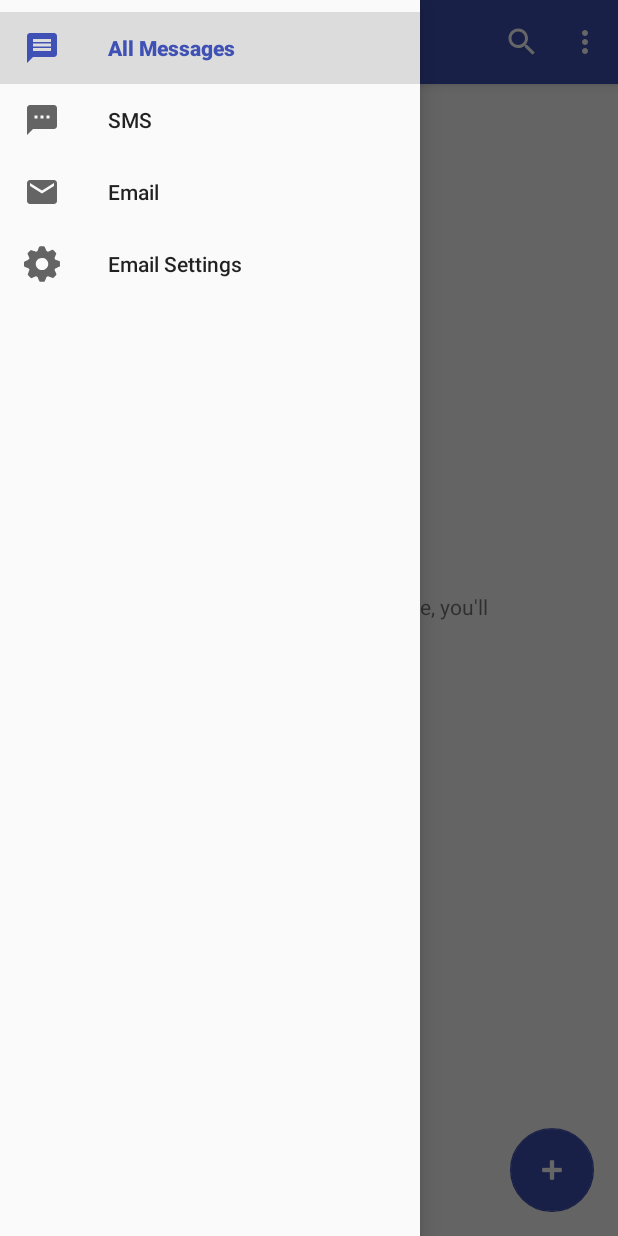
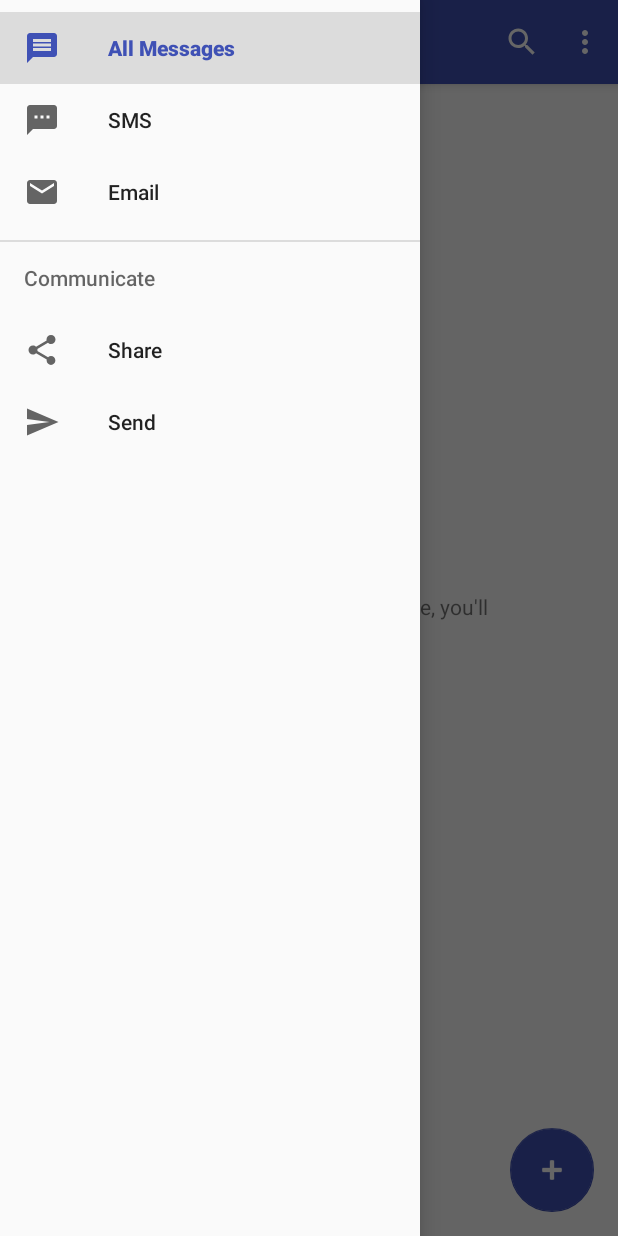
Before and after one commit to mryuezhang/NextText, an Android app: the screen it shows after launch (MessageListActivity), with the side drawer open, on a phone screen of 412 x 824 dp. Run offline under Robolectric (Android 15) with nearby library versions, the phone set to English and light mode, and no system bars.

Commit message:
Revert "Polished the UI, made a button for Email Settings, Yue will have to design the interface for this"
This reverts commit 6d8f0ae7b117ac60feb3624e13859829f6f4f4f0.

```diff
--- a/app/src/main/res/drawable/ic_settings.xml
+++ b/app/src/main/res/drawable/ic_settings.xml
@@ -1,5 +1,9 @@
-<vector android:height="24dp" android:viewportHeight="225.0"
-    android:viewportWidth="225.0" android:width="24dp" xmlns:android="http://schemas.android.com/apk/res/android">
-    <path android:fillColor="#FF000000"
-        android:pathData="M96.8,3.7c-2.2,2.6 -5.5,9.3 -9.3,19.2 -3.1,8.2 -3.5,8.7 -7.9,10.9l-4.7,2.3 -11.4,-4.5c-6.2,-2.5 -13.4,-5.1 -15.9,-5.8l-4.7,-1.2 -10.5,10.5 -10.4,10.6 1.3,4.4c0.8,2.4 3.5,9.2 6.1,15.1l4.8,10.7 -1.7,4.5c-1.6,4.1 -2.2,4.6 -7.9,6.7 -9.2,3.4 -20.8,8.8 -22.8,10.6 -1.6,1.4 -1.8,3.4 -1.8,15.4 0,12.4 0.2,14 1.9,15.6 1.9,1.8 24.7,11.3 27,11.3 0.6,0 2.1,2 3.3,4.5 2.5,5.1 2.9,3.4 -4.6,21.6 -6,14.5 -6.3,13.1 5.6,24.7 5.6,5.6 11,10.2 11.8,10.2 2.1,0 13,-4.1 22.3,-8.3l7.8,-3.6 4.6,2.2c4.4,2.1 4.8,2.6 9.3,13.3 2.6,6.1 5.7,12.8 6.9,14.8l2.3,3.6 14.3,0c12.2,0 14.6,-0.3 16.1,-1.7 1.8,-1.9 5.5,-9.8 9.8,-21 2.6,-6.7 3.1,-7.4 7.2,-9.3l4.5,-1.9 12.3,4.9c6.8,2.7 14.1,5.2 16.2,5.5 3.8,0.5 4.1,0.3 14.2,-9.3 12.3,-11.8 12.1,-9.5 2.6,-30.9l-4.6,-10.1 2,-4.4c1.8,-4.2 2.3,-4.5 13.8,-9.2 6.5,-2.7 13.4,-5.9 15.2,-7l3.2,-2.1 -0.2,-14.5 -0.3,-14.4 -3.2,-2.2c-1.8,-1.2 -8.5,-4.1 -14.8,-6.5 -11,-4 -11.8,-4.5 -13.7,-8.2 -2.4,-4.7 -2.3,-5.1 3.6,-19 7.2,-17.1 7.5,-15.6 -4.4,-27.2 -5.5,-5.5 -10.5,-10.1 -11,-10.3 -1.4,-0.5 -7.1,1.5 -19.8,6.9l-11.4,4.9 -4.6,-2.3c-4.5,-2.1 -4.8,-2.5 -9.9,-14.6 -7.5,-17.7 -6.7,-17.1 -23.3,-17.1 -11.8,0 -13.9,0.2 -15.2,1.7zM127.4,77c4.3,1.7 7.6,4 12.6,8.9 8.6,8.4 11.3,14.9 11.3,26.6 0,11.6 -2.8,18.1 -11.2,26.6 -8.7,8.7 -15,11.3 -27.6,11.3 -11.7,0 -18.4,-2.5 -26.3,-9.9 -19.1,-17.6 -16.3,-46.3 5.8,-60.5 9.8,-6.3 23.5,-7.4 35.4,-3z" android:strokeColor="#00000000"/>
+<vector xmlns:android="http://schemas.android.com/apk/res/android"
+        android:width="24dp"
+        android:height="24dp"
+        android:viewportWidth="24.0"
+        android:viewportHeight="24.0">
+    <path
+        android:pathData="M19.43,12.98c0.04,-0.32 0.07,-0.64 0.07,-0.98s-0.03,-0.66 -0.07,-0.98l2.11,-1.65c0.19,-0.15 0.24,-0.42 0.12,-0.64l-2,-3.46c-0.12,-0.22 -0.39,-0.3 -0.61,-0.22l-2.49,1c-0.52,-0.4 -1.08,-0.73 -1.69,-0.98l-0.38,-2.65C14.46,2.18 14.25,2 14,2h-4c-0.25,0 -0.46,0.18 -0.49,0.42l-0.38,2.65c-0.61,0.25 -1.17,0.59 -1.69,0.98l-2.49,-1c-0.23,-0.09 -0.49,0 -0.61,0.22l-2,3.46c-0.13,0.22 -0.07,0.49 0.12,0.64l2.11,1.65c-0.04,0.32 -0.07,0.65 -0.07,0.98s0.03,0.66 0.07,0.98l-2.11,1.65c-0.19,0.15 -0.24,0.42 -0.12,0.64l2,3.46c0.12,0.22 0.39,0.3 0.61,0.22l2.49,-1c0.52,0.4 1.08,0.73 1.69,0.98l0.38,2.65c0.03,0.24 0.24,0.42 0.49,0.42h4c0.25,0 0.46,-0.18 0.49,-0.42l0.38,-2.65c0.61,-0.25 1.17,-0.59 1.69,-0.98l2.49,1c0.23,0.09 0.49,0 0.61,-0.22l2,-3.46c0.12,-0.22 0.07,-0.49 -0.12,-0.64l-2.11,-1.65zM12,15.5c-1.93,0 -3.5,-1.57 -3.5,-3.5s1.57,-3.5 3.5,-3.5 3.5,1.57 3.5,3.5 -1.57,3.5 -3.5,3.5z"
+        android:fillColor="#FFFFFF"/>
 </vector>
--- a/app/src/main/res/menu/activity_message_list_drawer.xml
+++ b/app/src/main/res/menu/activity_message_list_drawer.xml
@@ -17,11 +17,19 @@
             android:id="@+id/nav_email_only"
             android:icon="@drawable/ic_email"
             android:title="Email" />
-        <item
-            android:id="@+id/nav_settings"
-            android:icon="@drawable/ic_settings"
-            android:title="Email Settings" />
-
     </group>
 
+    <item android:title="Communicate">
+        <menu>
+            <item
+                android:id="@+id/nav_share"
+                android:icon="@drawable/ic_menu_share"
+                android:title="Share" />
+            <item
+                android:id="@+id/nav_send"
+                android:icon="@drawable/ic_menu_send"
+                android:title="Send" />
+        </menu>
+    </item>
+
 </menu>
--- a/app/src/main/res/menu/message_list.xml
+++ b/app/src/main/res/menu/message_list.xml
@@ -7,11 +7,11 @@
         app:showAsAction="ifRoom|collapseActionView"
         app:actionViewClass="android.support.v7.widget.SearchView" />
 
-    <!--<item
+    <item
         android:id="@+id/developer_add_dummy_data"
         android:orderInCategory="100"
         android:title="Add Dummy Data"
-        app:showAsAction="never" />-->
+        app:showAsAction="never" />
     <item
         android:id="@+id/developer_delete_all_messages"
         android:orderInCategory="100"
```
Also changed, not shown: app/src/main/java/com/example/yue/nexttext/Core/EmailService/GMailSupport.java (added, +106 -0 lines), app/src/main/java/com/example/yue/nexttext/Core/SendReceiveService/AlarmReceiver.java (+13 -5 lines), app/src/main/java/com/example/yue/nexttext/Core/SendReceiveService/MessageSender.java (added, +81 -0 lines), app/src/main/java/com/example/yue/nexttext/UI/EmailSettings.java (deleted, +0 -60 lines), app/src/main/java/com/example/yue/nexttext/UI/MessageListActivity.kt (+27 -26 lines).
